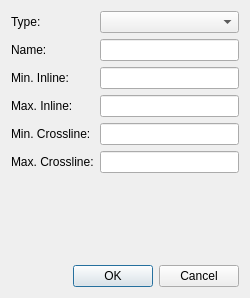
Before: the Qt Designer form ProzessUI/creategriddialog.ui in fsoos74/su, drawn with Qt 5.
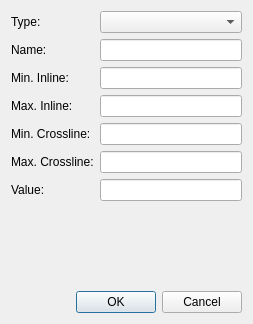
After: the same form once the commit is applied.

Commit message: -create (new) grid with value and only 1 inline -avo attribute process uses layers

```diff
--- a/ProzessUI/creategriddialog.ui
+++ b/ProzessUI/creategriddialog.ui
@@ -6,8 +6,8 @@
    <rect>
     <x>0</x>
     <y>0</y>
-    <width>250</width>
-    <height>298</height>
+    <width>253</width>
+    <height>324</height>
    </rect>
   </property>
   <property name="windowTitle">
@@ -76,6 +76,16 @@
      <item row="4" column="1">
       <widget class="QLineEdit" name="leMinXline"/>
      </item>
+     <item row="6" column="0">
+      <widget class="QLabel" name="label">
+       <property name="text">
+        <string>Value:</string>
+       </property>
+      </widget>
+     </item>
+     <item row="6" column="1">
+      <widget class="QLineEdit" name="leValue"/>
+     </item>
     </layout>
    </item>
    <item>
```
The commit also changes 3 other files.
